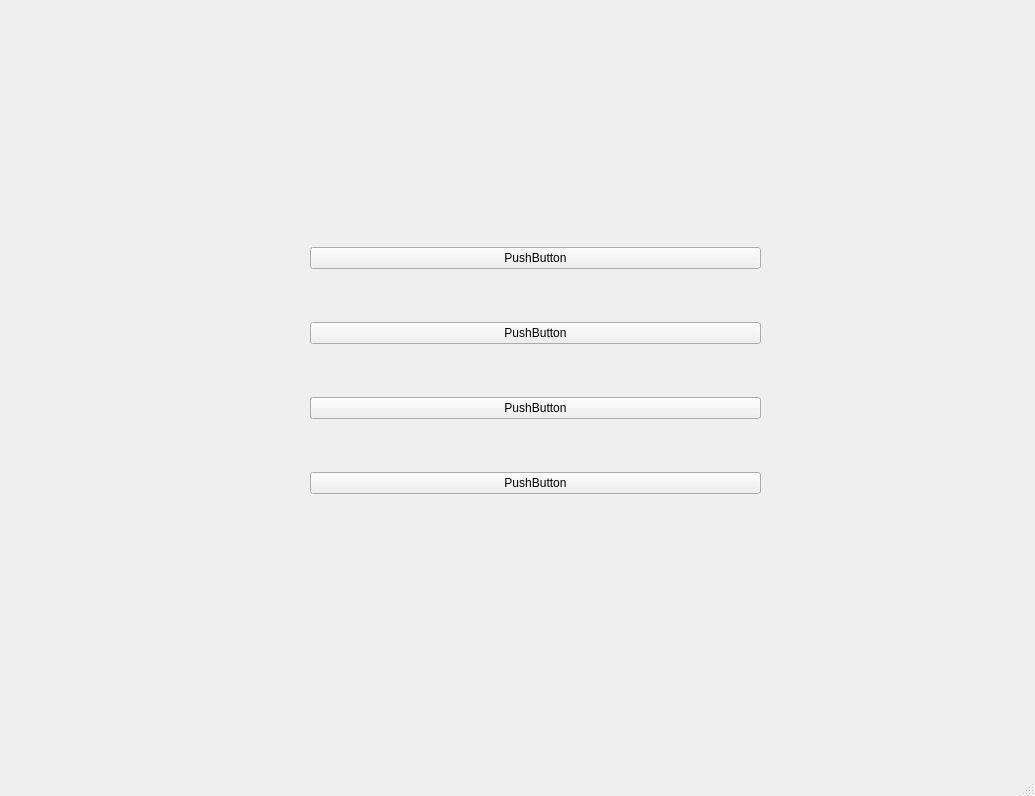
First picture: the form in src/mainwindow.ui, repository itRoy-pentest/smart_notes, before the edit.
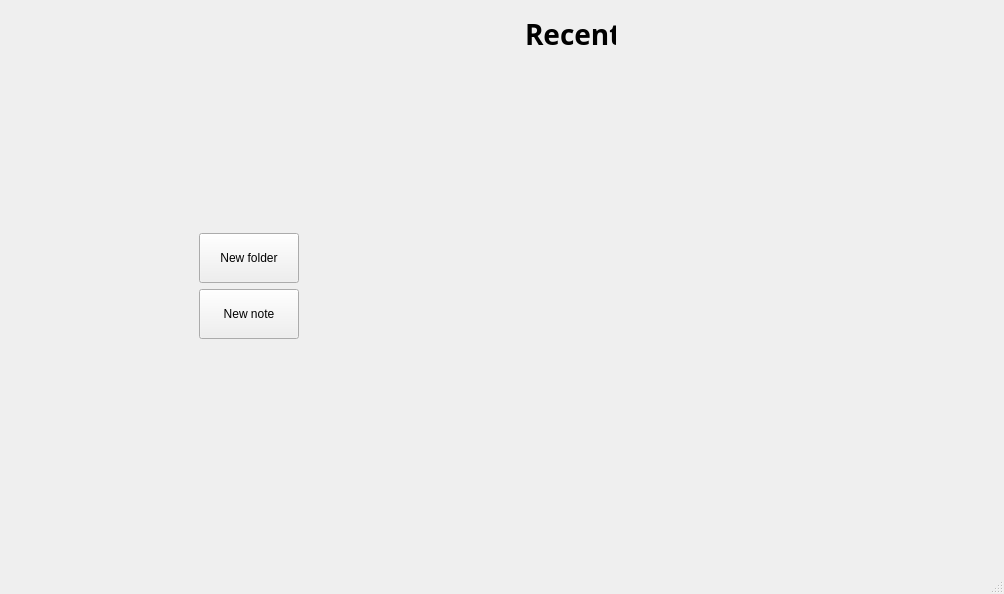
Second picture: the form after the edit.

Commit message: add note window

What changed in the file:
```diff
--- a/src/mainwindow.ui
+++ b/src/mainwindow.ui
@@ -9,54 +9,137 @@
    <rect>
     <x>0</x>
     <y>0</y>
-    <width>1035</width>
-    <height>796</height>
+    <width>1004</width>
+    <height>594</height>
    </rect>
   </property>
   <property name="windowTitle">
    <string>MainWindow</string>
   </property>
   <widget class="QWidget" name="centralwidget">
-   <widget class="QWidget" name="verticalLayoutWidget">
-    <property name="geometry">
-     <rect>
-      <x>310</x>
-      <y>200</y>
-      <width>451</width>
-      <height>341</height>
-     </rect>
-    </property>
-    <layout class="QVBoxLayout" name="verticalLayout_2">
-     <item>
-      <widget class="QPushButton" name="pushButton_2">
-       <property name="text">
-        <string>PushButton</string>
-       </property>
-      </widget>
-     </item>
-     <item>
-      <widget class="QPushButton" name="pushButton_4">
-       <property name="text">
-        <string>PushButton</string>
-       </property>
-      </widget>
-     </item>
-     <item>
-      <widget class="QPushButton" name="pushButton_3">
-       <property name="text">
-        <string>PushButton</string>
-       </property>
-      </widget>
-     </item>
-     <item>
-      <widget class="QPushButton" name="pushButton">
-       <property name="text">
-        <string>PushButton</string>
-       </property>
-      </widget>
-     </item>
-    </layout>
-   </widget>
+   <layout class="QHBoxLayout" name="horizontalLayout">
+    <item>
+     <layout class="QVBoxLayout" name="verticalLayout">
+      <item>
+       <spacer name="verticalSpacer_3">
+        <property name="orientation">
+         <enum>Qt::Vertical</enum>
+        </property>
+        <property name="sizeHint" stdset="0">
+         <size>
+          <width>20</width>
+          <height>40</height>
+         </size>
+        </property>
+       </spacer>
+      </item>
+      <item alignment="Qt::AlignHCenter|Qt::AlignVCenter">
+       <widget class="QPushButton" name="NewFolder">
+        <property name="sizePolicy">
+         <sizepolicy hsizetype="Minimum" vsizetype="Fixed">
+          <horstretch>0</horstretch>
+          <verstretch>0</verstretch>
+         </sizepolicy>
+        </property>
+        <property name="minimumSize">
+         <size>
+          <width>100</width>
+          <height>50</height>
+         </size>
+        </property>
+        <property name="text">
+         <string>New folder</string>
+        </property>
+       </widget>
+      </item>
+      <item alignment="Qt::AlignHCenter|Qt::AlignTop">
+       <widget class="QPushButton" name="NewNote">
+        <property name="sizePolicy">
+         <sizepolicy hsizetype="Minimum" vsizetype="Fixed">
+          <horstretch>0</horstretch>
+          <verstretch>0</verstretch>
+         </sizepolicy>
+        </property>
+        <property name="minimumSize">
+         <size>
+          <width>100</width>
+          <height>50</height>
+         </size>
+        </property>
+        <property name="sizeIncrement">
+         <size>
+          <width>0</width>
+          <height>0</height>
+         </size>
+        </property>
+        <property name="baseSize">
+         <size>
+          <width>0</width>
+          <height>0</height>
+         </size>
+        </property>
+        <property name="text">
+         <string>New note</string>
+        </property>
+       </widget>
+      </item>
+      <item>
+       <spacer name="verticalSpacer_2">
+        <property name="orientation">
+         <enum>Qt::Vertical</enum>
+        </property>
+        <property name="sizeHint" stdset="0">
+         <size>
+          <width>20</width>
+          <height>40</height>
+         </size>
+        </property>
+       </spacer>
+      </item>
+     </layout>
+    </item>
+    <item>
+     <spacer name="verticalSpacer">
+      <property name="orientation">
+       <enum>Qt::Vertical</enum>
+      </property>
+      <property name="sizeHint" stdset="0">
+       <size>
+        <width>20</width>
+        <height>40</height>
+       </size>
+      </property>
+     </spacer>
+    </item>
+    <item>
+     <layout class="QVBoxLayout" name="verticalLayout_3">
+      <item>
+       <widget class="QWidget" name="widget" native="true">
+        <widget class="QLabel" name="label">
+         <property name="geometry">
+          <rect>
+           <x>10</x>
+           <y>10</y>
+           <width>91</width>
+           <height>31</height>
+          </rect>
+         </property>
+         <property name="font">
+          <font>
+           <family>NotoSerifTamilSlanted ExtraCondensed</family>
+           <pointsize>21</pointsize>
+           <bold>true</bold>
+          </font>
+         </property>
+         <property name="text">
+          <string>Recent</string>
+         </property>
+        </widget>
+       </widget>
+      </item>
+     </layout>
+    </item>
+   </layout>
   </widget>
   <widget class="QMenuBar" name="menubar">
    <property name="geometry">
```
Left out of the diff: 4 changed lines with no effect on the pictures. The commit also changes 398 other files.
